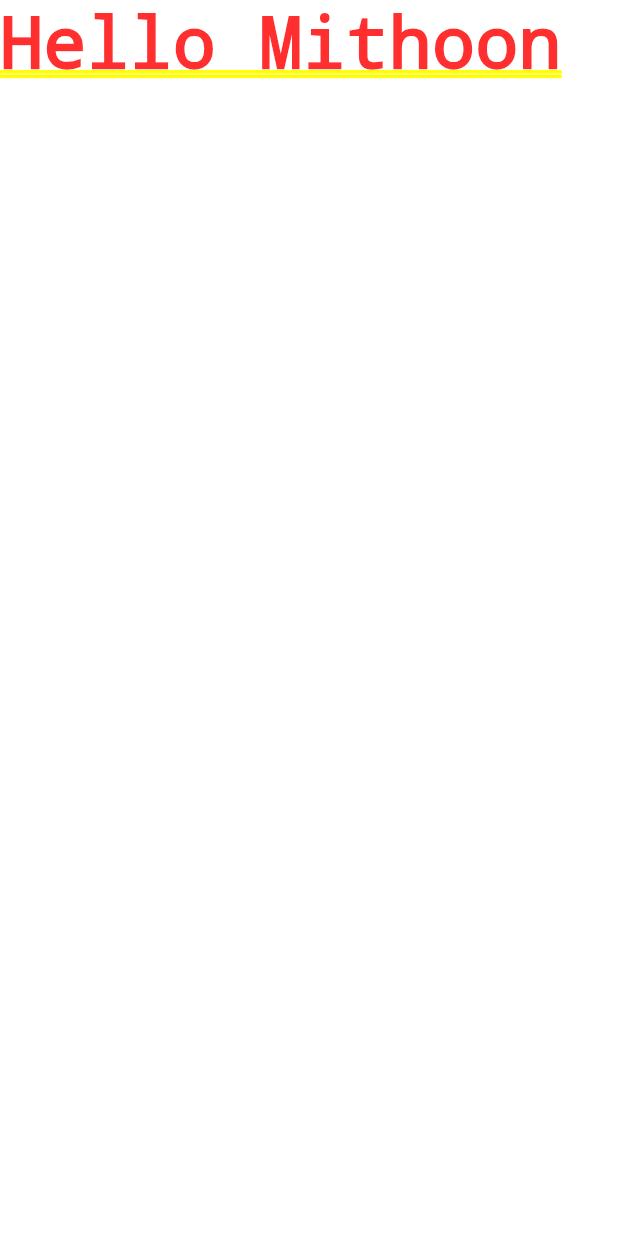
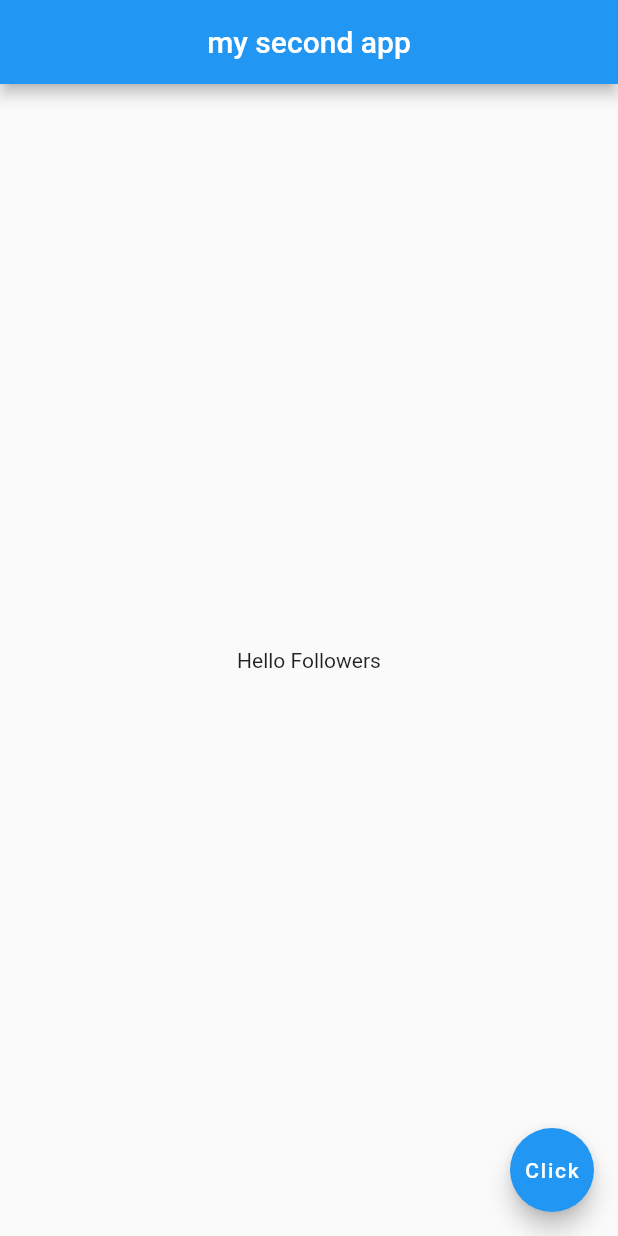
Before and after one commit to MithoonKumar/test_flutter_app, a Flutter app: the screen it shows after launch, on a phone screen of 412 x 824 dp. Run offline on Flutter 3.47's test engine with Material 2 defaults, Android fonts, the phone set to English and light mode, and no system bars.

Commit message:
Use scaffold widget

```diff
--- a/lib/main.dart
+++ b/lib/main.dart
@@ -1,5 +1,16 @@
 import 'package:flutter/material.dart';
 
 void main() => runApp(MaterialApp(
-  home: Text("Hello Mithoon")
+  home: Scaffold(
+    appBar: AppBar(
+      title: Text('my second app'),
+      centerTitle: true,
+    ),
+    body: Center(
+      child: Text("Hello Followers"),
+    ),
+    floatingActionButton: FloatingActionButton(
+      child: Text("Click"),
+    ),
+  )
 ));
```
